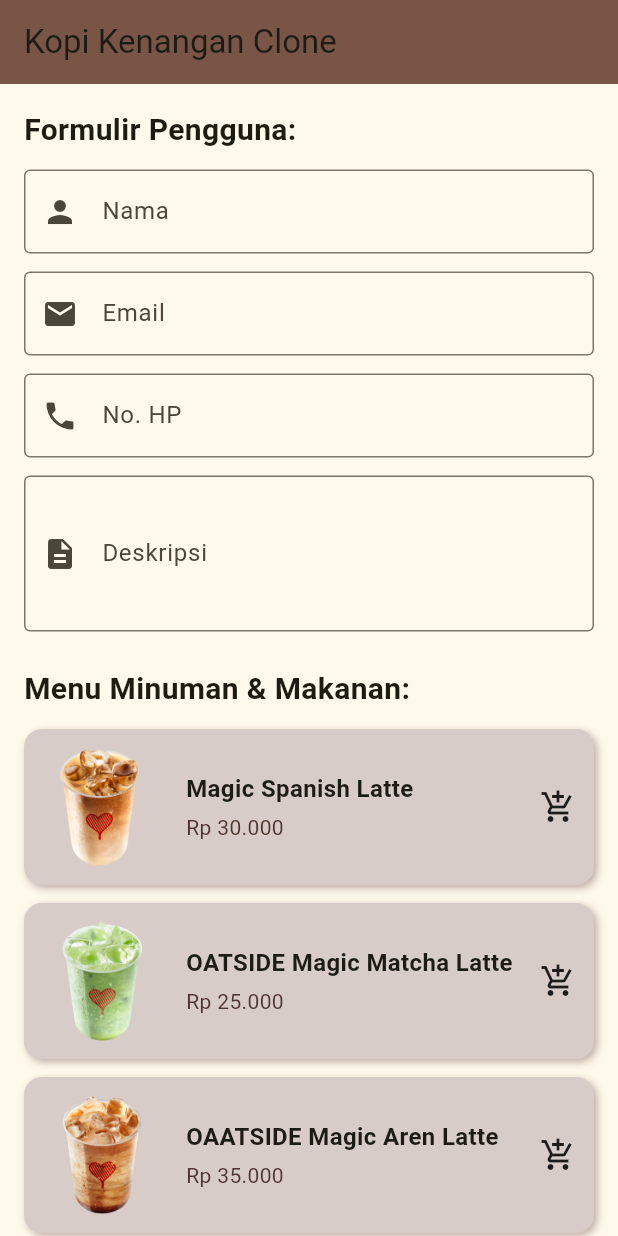
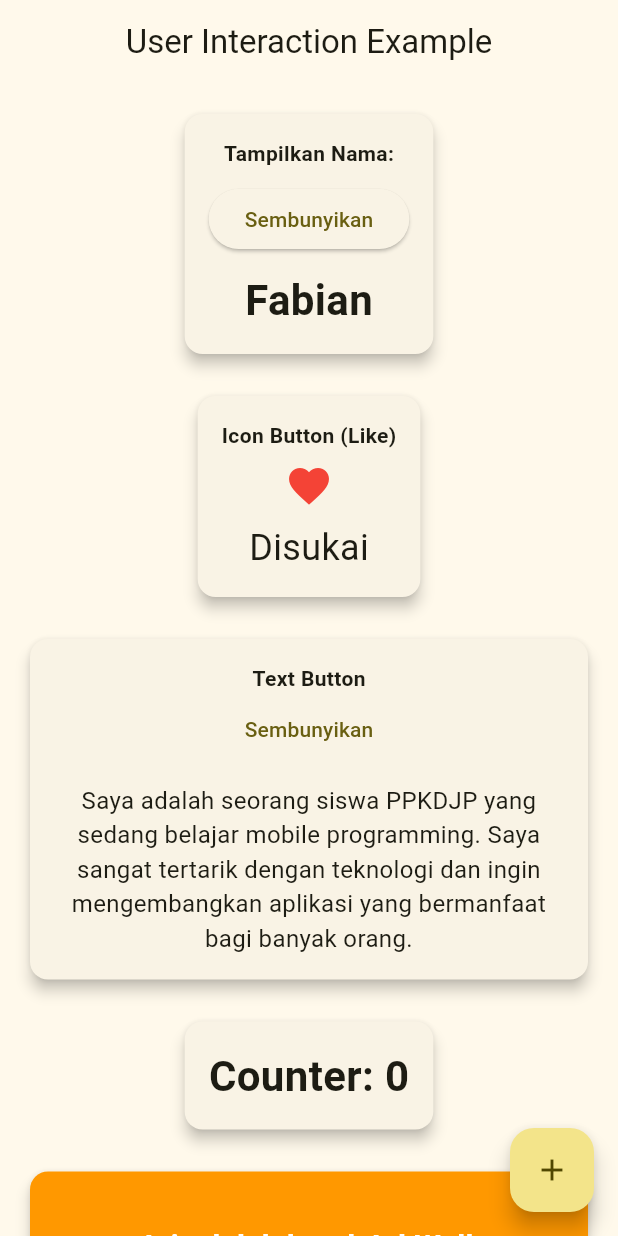
Before and after one commit to kirabian/PPKD_B3, a Flutter app: the screen it shows after launch, on a phone screen of 412 x 824 dp. Run offline on Flutter 3.47's test engine with Material 3 defaults, Android fonts, the phone set to English and light mode, and no system bars.

Commit message:
Update Tugas 5

```diff
--- a/lib/main.dart
+++ b/lib/main.dart
@@ -1,7 +1,6 @@
 import 'package:flutter/material.dart';
-import 'package:ppkdb3/tugas_2/tugas2.dart';
-import 'package:ppkdb3/tugas_3/pinterest_clone.dart';
 import 'package:ppkdb3/tugas_4/kopi_kenangan_clone.dart';
+import 'package:ppkdb3/tugas_5/tugas5.dart';
 
 void main() {
   runApp(const MyApp());
@@ -35,7 +34,7 @@
           seedColor: const Color.fromARGB(255, 255, 230, 0),
         ),
       ),
-      home: KopiKenanganClone(),
+      home: Tugas5(),
     );
   }
 }
--- /dev/null
+++ b/lib/tugas_5/tugas5.dart
@@ -0,0 +1,244 @@
+import 'package:flutter/material.dart';
+
+class Tugas5 extends StatefulWidget {
+  const Tugas5({super.key});
+
+  @override
+  State<Tugas5> createState() => _Tugas5State();
+}
+
+class _Tugas5State extends State<Tugas5> {
+  int counter = 0;
+  String icon = "Disukai";
+  String name = "Fabian";
+  String text =
+      "Saya adalah seorang siswa PPKDJP yang sedang belajar mobile programming. Saya sangat tertarik dengan teknologi dan ingin mengembangkan aplikasi yang bermanfaat bagi banyak orang.";
+  bool showIcon = true;
+  bool showName = true;
+  bool showText = true;
+  bool showGambar = true;
+
+  @override
+  Widget build(BuildContext context) {
+    return Scaffold(
+      floatingActionButton: FloatingActionButton(
+        child: const Icon(Icons.add),
+        onPressed: () {
+          setState(() {
+            counter++;
+          });
+          print(counter);
+        },
+      ),
+      appBar: AppBar(
+        title: const Text("User Interaction Example"),
+        centerTitle: true,
+      ),
+      body: SingleChildScrollView(
+        padding: const EdgeInsets.all(16),
+        child: Column(
+          children: [
+            // Tampilkan Nama
+            Card(
+              shape: RoundedRectangleBorder(
+                borderRadius: BorderRadius.circular(12),
+              ),
+              elevation: 4,
+              child: Padding(
+                padding: const EdgeInsets.all(16),
+                child: Column(
+                  children: [
+                    const Text(
+                      "Tampilkan Nama:",
+                      style: TextStyle(fontWeight: FontWeight.bold),
+                    ),
+                    const SizedBox(height: 10),
+                    ElevatedButton(
+                      onPressed: () {
+                        setState(() {
+                          showName = !showName;
+                        });
+                      },
+                      child: Text(showName ? "Sembunyikan" : "Tampilkan"),
+                    ),
+                    const SizedBox(height: 10),
+                    if (showName)
+                      Text(
+                        name,
+                        style: const TextStyle(
+                          fontSize: 28,
+                          fontWeight: FontWeight.bold,
+                        ),
+                      ),
+                  ],
+                ),
+              ),
+            ),
+
+            const SizedBox(height: 20),
+
+            // Icon Button
+            Card(
+              shape: RoundedRectangleBorder(
+                borderRadius: BorderRadius.circular(12),
+              ),
+              elevation: 4,
+              child: Padding(
+                padding: const EdgeInsets.all(16),
+                child: Column(
+                  children: [
+                    const Text(
+                      "Icon Button (Like)",
+                      style: TextStyle(fontWeight: FontWeight.bold),
+                    ),
+                    IconButton(
+                      icon: const Icon(
+                        Icons.favorite,
+                        color: Colors.red,
+                        size: 32,
+                      ),
+                      onPressed: () {
+                        setState(() {
+                          showIcon = !showIcon;
+                        });
+                      },
+                    ),
+                    if (showIcon)
+                      Text(icon, style: const TextStyle(fontSize: 24)),
+                  ],
+                ),
+              ),
+            ),
+
+            const SizedBox(height: 20),
+
+            // Text Button
+            Card(
+              shape: RoundedRectangleBorder(
+                borderRadius: BorderRadius.circular(12),
+              ),
+              elevation: 4,
+              child: Padding(
+                padding: const EdgeInsets.all(16),
+                child: Column(
+                  children: [
+                    const Text(
+                      "Text Button",
+                      style: TextStyle(fontWeight: FontWeight.bold),
+                    ),
+                    TextButton(
+                      onPressed: () {
+                        setState(() {
+                          showText = !showText;
+                        });
+                      },
+                      child: Text(showText ? "Sembunyikan" : "Tampilkan"),
+                    ),
+                    if (showText)
+                      Padding(
+                        padding: const EdgeInsets.only(top: 12),
+                        child: Text(
+                          text,
+                          style: const TextStyle(fontSize: 16),
+                          textAlign: TextAlign.center,
+                        ),
+                      ),
+                  ],
+                ),
+              ),
+            ),
+
+            const SizedBox(height: 20),
+
+            // Counter Display
+            Card(
+              elevation: 4,
+              shape: RoundedRectangleBorder(
+                borderRadius: BorderRadius.circular(12),
+              ),
+              child: Padding(
+                padding: const EdgeInsets.all(16),
+                child: Text(
+                  'Counter: $counter',
+                  style: const TextStyle(
+                    fontSize: 28,
+                    fontWeight: FontWeight.bold,
+                  ),
+                ),
+              ),
+            ),
+
+            const SizedBox(height: 20),
+
+            // InkWell dengan Gambar
+            Card(
+              elevation: 4,
+              shape: RoundedRectangleBorder(
+                borderRadius: BorderRadius.circular(12),
+              ),
+              child: InkWell(
+                onTap: () {
+                  print("Kotak disentuh");
+                  setState(() {
+                    showGambar = !showGambar;
+                  });
+                },
+                borderRadius: BorderRadius.circular(12),
+                child: Container(
+                  width: double.infinity,
+                  height: 100,
+                  decoration: BoxDecoration(
+                    color: Colors.orange,
+                    borderRadius: BorderRadius.circular(12),
+                  ),
+                  alignment: Alignment.center,
+                  child: showGambar
+                      ? const Text(
+                          "Ini adalah kotak InkWell",
+                          style: TextStyle(
+                            fontSize: 20,
+                            color: Colors.white,
+                            fontWeight: FontWeight.bold,
+                          ),
+                        )
+                      : const SizedBox.shrink(),
+                ),
+              ),
+            ),
+
+            const SizedBox(height: 20),
+
+            // Gesture Detector
+            Card(
+              elevation: 4,
+              shape: RoundedRectangleBorder(
+                borderRadius: BorderRadius.circular(12),
+              ),
+              child: GestureDetector(
+                onTap: () => print("Single Kill"),
+                onDoubleTap: () => print("Double Kill"),
+                onLongPress: () => print("Lama-lama Kill"),
+                child: Container(
+                  height: 48,
+                  width: double.infinity,
+                  decoration: BoxDecoration(
+                    color: Colors.blue,
+                    borderRadius: BorderRadius.circular(12),
+                  ),
+                  alignment: Alignment.center,
+                  child: const Text(
+                    "Tombol lucu",
+                    style: TextStyle(
+                      color: Colors.white,
+                      fontWeight: FontWeight.bold,
+                    ),
+                  ),
+                ),
+              ),
+            ),
+          ],
+        ),
+      ),
+    );
+  }
+}
```
